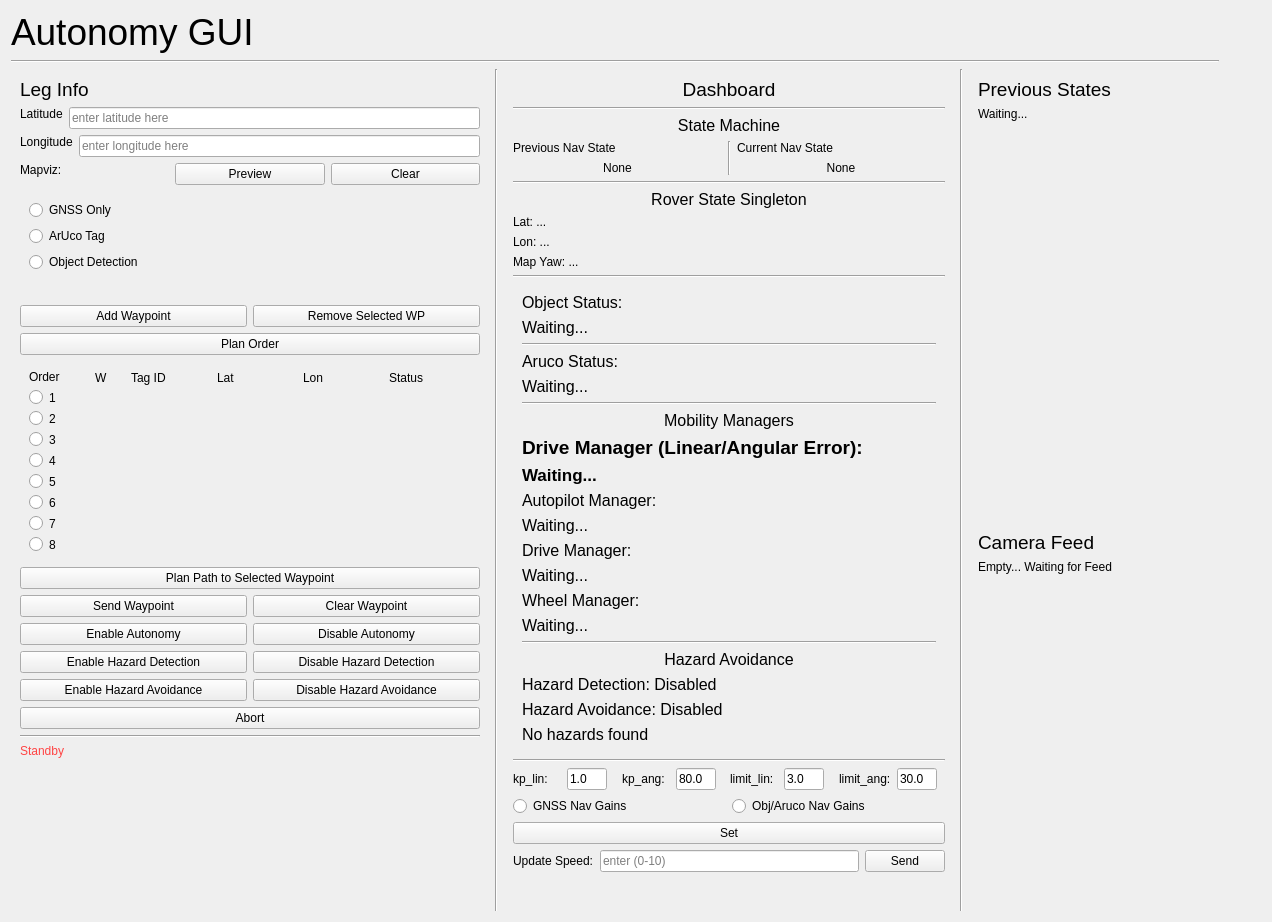
Qt form mars_ws/src/autonomy/autonomy_gui.ui (BYUMarsRover/Autonomy-ROS2) before a commit.
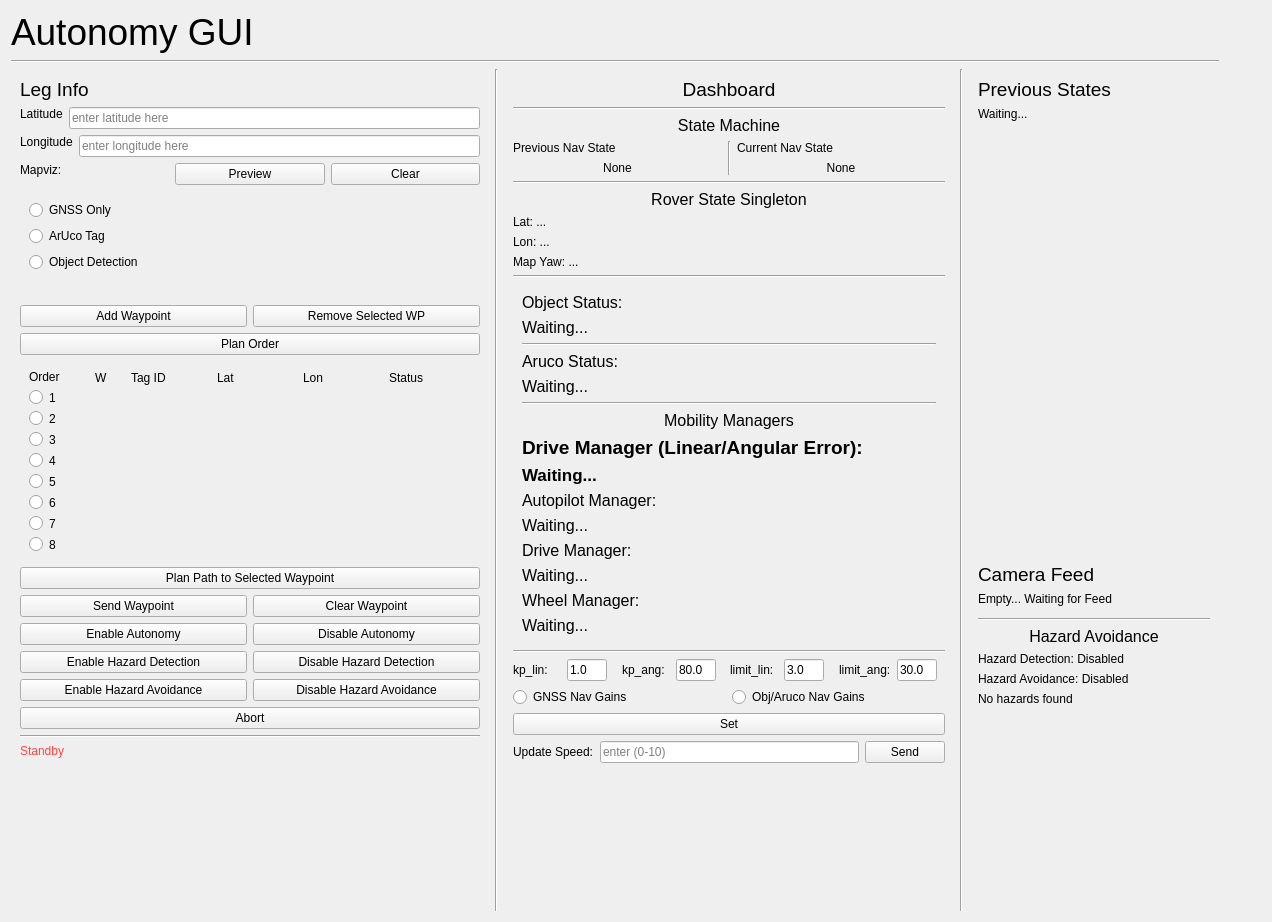
The same form after that commit.

Commit message: gui integration with hazard avoidance

Patch:
```diff
--- a/mars_ws/src/autonomy/autonomy_gui.ui
+++ b/mars_ws/src/autonomy/autonomy_gui.ui
@@ -1253,58 +1253,6 @@
                  </property>
                 </widget>
                </item>
-               <!-- Horizontal Dividing Line -->
-            <item>
-             <widget class="Line" name="line_3">
-              <property name="orientation">
-               <enum>Qt::Horizontal</enum>
-              </property>
-             </widget>
-            </item>
-            <!-- Hazard Avoidance -->
-            <item>
-             <!-- Hazard Avoidance Dash Section Label -->
-             <widget class="QLabel" name="HazardAvoidanceLabel">
-              <property name="text">
-               <string>&lt;html&gt;&lt;head/&gt;&lt;body&gt;&lt;p&gt;&lt;span style=&quot; font-size:12pt;&quot;&gt;Hazard Avoidance&lt;/span&gt;&lt;/p&gt;&lt;/body&gt;&lt;/html&gt;</string>
-              </property>
-              <property name="scaledContents">
-               <bool>false</bool>
-              </property>
-              <property name="alignment">
-               <set>Qt::AlignCenter</set>
-              </property>
-             </widget>
-            </item>
-            <!-- Vertical Box that has Hazard Avoidance Items -->
-            <item>
-             <layout class="QVBoxLayout" name="verticalLayout_11">
-              <!-- Hazard Detection -->
-              <item>
-               <widget class="QLabel" name="HazardDetection">
-                <property name="text">
-                 <string>Hazard Detection: Disabled</string>
-                </property>
-               </widget>
-              </item>
-              <!-- Rover State Singleton Lon -->
-              <item>
-               <widget class="QLabel" name="HazardAvoidance">
-                <property name="text">
-                 <string>Hazard Avoidance: Disabled</string>
-                </property>
-               </widget>
-              </item>
-              <!-- Hazards Found -->
-              <item>
-               <widget class="QLabel" name="HazardsFound">
-                <property name="text">
-                 <string>No hazards found</string>
-                </property>
-               </widget>
-              </item>
-             </layout>
-            </item>
               </layout>
              </widget>
             </item>
@@ -1565,11 +1513,63 @@
               <property name="minimumSize">
                <size>
                 <width>250</width>
-                <height>250</height>
+                <height>20</height>
                </size>
               </property>
              </widget>
             </item>
+            <!-- Horizontal Dividing Line -->
+            <item>
+             <widget class="Line" name="line_3">
+              <property name="orientation">
+               <enum>Qt::Horizontal</enum>
+              </property>
+             </widget>
+            </item>
+            <!-- Hazard Avoidance -->
+            <item>
+             <!-- Hazard Avoidance Dash Section Label -->
+             <widget class="QLabel" name="HazardAvoidanceLabel">
+              <property name="text">
+               <string>&lt;html&gt;&lt;head/&gt;&lt;body&gt;&lt;p&gt;&lt;span style=&quot; font-size:12pt;&quot;&gt;Hazard Avoidance&lt;/span&gt;&lt;/p&gt;&lt;/body&gt;&lt;/html&gt;</string>
+              </property>
+              <property name="scaledContents">
+               <bool>false</bool>
+              </property>
+              <property name="alignment">
+               <set>Qt::AlignCenter</set>
+              </property>
+             </widget>
+            </item>
+            <!-- Vertical Box that has Hazard Avoidance Items -->
+            <item>
+             <layout class="QVBoxLayout" name="verticalLayout_11">
+              <!-- Hazard Detection -->
+              <item>
+               <widget class="QLabel" name="HazardDetection">
+                <property name="text">
+                 <string>Hazard Detection: Disabled</string>
+                </property>
+               </widget>
+              </item>
+              <!-- Rover State Singleton Lon -->
+              <item>
+               <widget class="QLabel" name="HazardAvoidance">
+                <property name="text">
+                 <string>Hazard Avoidance: Disabled</string>
+                </property>
+               </widget>
+              </item>
+              <!-- Hazards Found -->
+              <item>
+               <widget class="QLabel" name="HazardsFound">
+                <property name="text">
+                 <string>No hazards found</string>
+                </property>
+               </widget>
+              </item>
+             </layout>
+            </item>
            </layout>
           </widget>
          </item>
```
Left out of the diff: 2 changed lines with no effect on the pictures.
